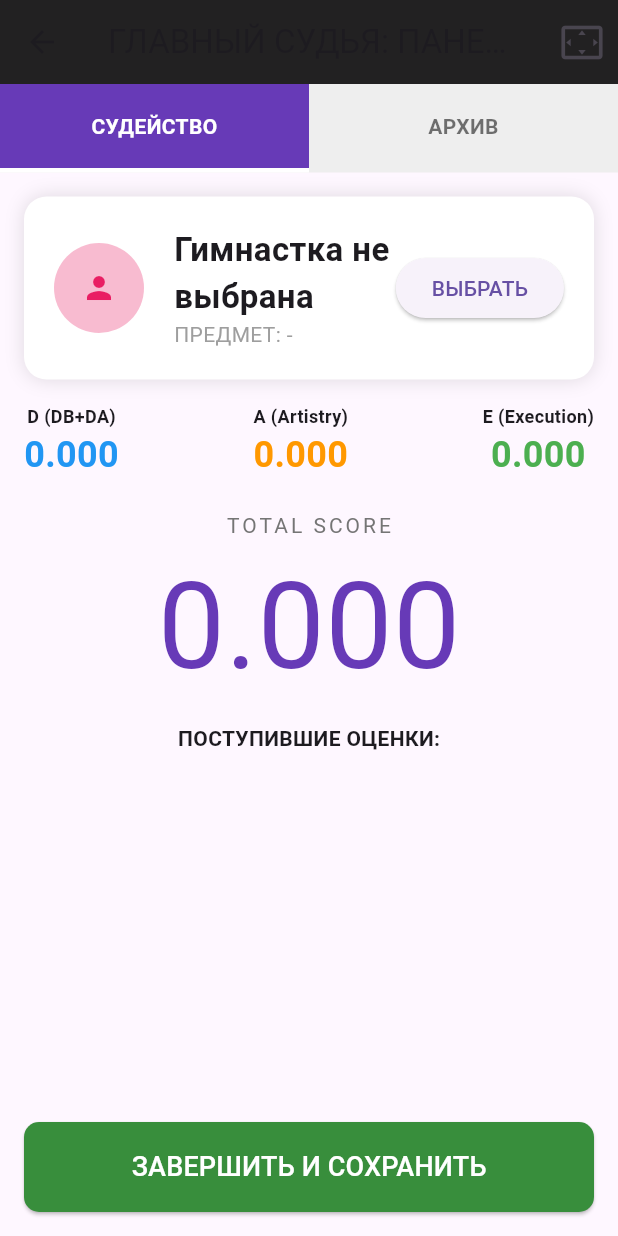
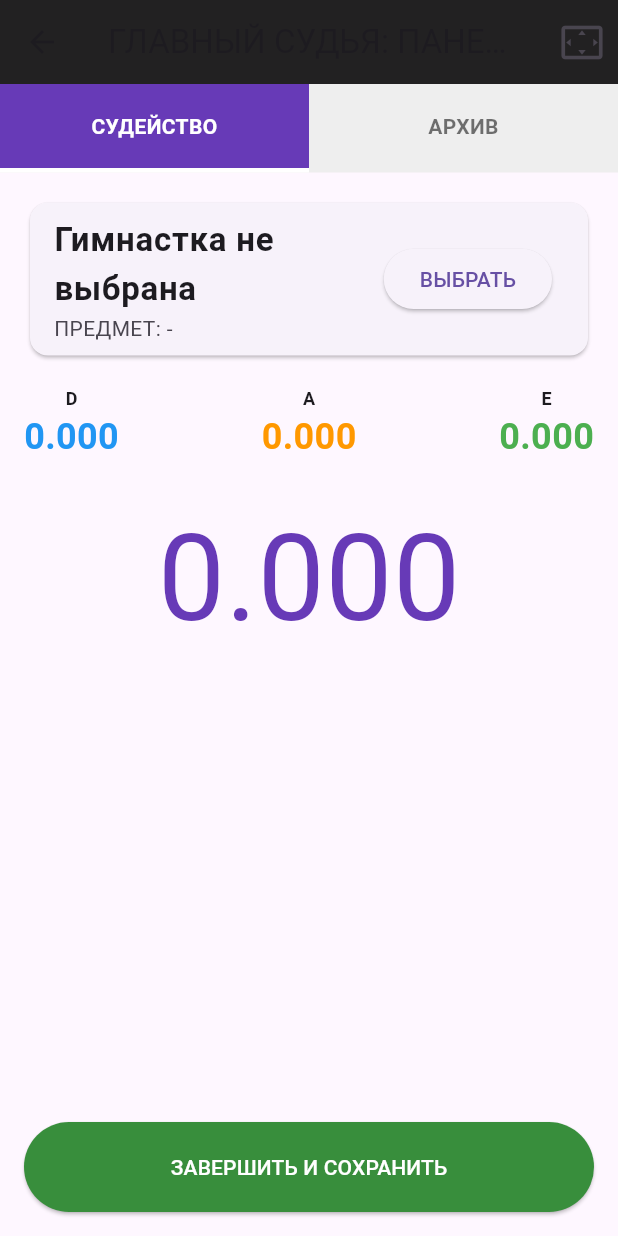
Before and after one commit to Benzokz/rg_judging_fig, a Flutter app: the HeadJudgeScreen screen opened directly, on a phone screen of 412 x 824 dp. Run offline on Flutter 3.47's test engine with Material 3 defaults, Android fonts, the phone set to English and light mode, and no system bars; our stand-ins replace cloud_firestore, firebase_core, web; missing offline and left inert: dart:js_interop, excel; accounts and stored records are empty; statements that could not run were skipped.

Commit message:
fix: combined head judge logic and fixed imports

```diff
--- a/lib/screens/head_judge_screen.dart
+++ b/lib/screens/head_judge_screen.dart
@@ -1,4 +1,4 @@
-import 'package:flutter/material.dart';
+import 'package:flutter/material.dart' hide Border;
 import 'package:cloud_firestore/cloud_firestore.dart';
 import 'package:excel/excel.dart' hide Border;
 import 'dart:typed_data';
@@ -16,7 +16,29 @@ class HeadJudgeScreen extends StatefulWidget {
 class _HeadJudgeScreenState extends State<HeadJudgeScreen> {
   int _currentTab = 0;
 
-  // Выбор гимнастки из базы и автоматическая отправка в Firestore
+  // Метод для выгрузки Excel
+  void _downloadExcel(Map<String, dynamic> data) {
+    var excel = Excel.createExcel();
+    Sheet sheet = excel['Протокол'];
+    sheet.appendRow([TextCellValue('ПРОТОКОЛ РЕЗУЛЬТАТОВ')]);
+    sheet.appendRow([TextCellValue('Гимнастка: ${data['gymnastName']}')]);
+    sheet.appendRow([TextCellValue('Предмет: ${data['apparatus']}')]);
+    sheet.appendRow([TextCellValue('D: ${data['finalD']}')]);
+    sheet.appendRow([TextCellValue('A: ${data['finalA']}')]);
+    sheet.appendRow([TextCellValue('E: ${data['finalE']}')]);
+    sheet.appendRow([TextCellValue('ИТОГО: ${data['total']}')]);
+
+    final bytes = excel.encode()!;
+    final content = Uint8List.fromList(bytes).toJS;
+    final blob = web.Blob([content].toJS);
+    final url = web.URL.createObjectURL(blob);
+    final anchor = web.document.createElement('a') as web.HTMLAnchorElement;
+    anchor.href = url;
+    anchor.download = "Protocol_${data['gymnastName']}.xlsx";
+    anchor.click();
+    web.URL.revokeObjectURL(url);
+  }
+
   void _selectGymnast() {
     showDialog(
       context: context,
@@ -39,10 +61,9 @@ class _HeadJudgeScreenState extends State<HeadJudgeScreen> {
                     title: Text(data['fullName'] ?? ''),
                     subtitle: Text(data['school'] ?? ''),
                     onTap: () async {
-                      // Автоматически обновляем данные в "current" для всех экранов
                       await FirebaseFirestore.instance.collection('routines').doc('current').set({
                         'gymnastName': data['fullName'],
-                        'apparatus': 'Обруч', // По умолчанию, можно расширить выбор
+                        'apparatus': 'Обруч',
                         'region': data['region'] ?? '',
                       }, SetOptions(merge: true));
                       Navigator.pop(context);
@@ -57,15 +78,12 @@ class _HeadJudgeScreenState extends State<HeadJudgeScreen> {
     );
   }
 
-  // Срезка оценок по правилам FIG (ср. арифм. без min/max)
   double _calculateFigScore(List<double> scores) {
     if (scores.isEmpty) return 0.0;
     if (scores.length <= 2) return scores.reduce((a, b) => a + b) / scores.length;
-
     List<double> sorted = List.from(scores)..sort();
-    sorted.removeAt(0); // Удаляем минимальную
-    sorted.removeLast(); // Удаляем максимальную
-
+    sorted.removeAt(0);
+    sorted.removeLast();
     return sorted.reduce((a, b) => a + b) / sorted.length;
   }
 
@@ -82,11 +100,9 @@ class _HeadJudgeScreenState extends State<HeadJudgeScreen> {
       'date': FieldValue.serverTimestamp(),
     });
 
-    // Очистка текущих баллов
     final scores = await FirebaseFirestore.instance.collection('routines').doc('current').collection('scores').get();
     for (var doc in scores.docs) { await doc.reference.delete(); }
 
-    // Сброс статуса
     await FirebaseFirestore.instance.collection('routines').doc('current').update({
       'gymnastName': 'Ожидание...',
       'apparatus': '-',
@@ -156,7 +172,6 @@ class _HeadJudgeScreenState extends State<HeadJudgeScreen> {
               grouped.putIfAbsent(data['role'], () => []).add((data['score'] as num).toDouble());
             }
 
-            // РАСЧЕТ ПО FIG 2025-2028
             double dFinal = _calculateFigScore(grouped['DB'] ?? []) + _calculateFigScore(grouped['DA'] ?? []);
             double aFinal = _calculateFigScore(grouped['A'] ?? []);
             double eFinal = _calculateFigScore(grouped['E'] ?? []);
@@ -164,82 +179,47 @@ class _HeadJudgeScreenState extends State<HeadJudgeScreen> {
 
             return Column(
               children: [
-                // Карточка гимнастки (Сюда данные прилетают АВТОМАТОМ после выбора)
                 Padding(
                   padding: const EdgeInsets.all(16),
-                  child: Container(
-                    padding: const EdgeInsets.all(20),
-                    decoration: BoxDecoration(
-                      color: Colors.white,
-                      borderRadius: BorderRadius.circular(15),
-                      boxShadow: [BoxShadow(color: Colors.black12, blurRadius: 10)],
-                    ),
-                    child: Row(
-                      children: [
-                        CircleAvatar(radius: 30, backgroundColor: Colors.pink[100], child: const Icon(Icons.person, color: Colors.pink)),
-                        const SizedBox(width: 20),
-                        Expanded(child: Column(
-                          crossAxisAlignment: CrossAxisAlignment.start,
-                          children: [
-                            Text(gymnastName, style: const TextStyle(fontSize: 22, fontWeight: FontWeight.bold)),
-                            Text("ПРЕДМЕТ: $apparatus", style: const TextStyle(color: Colors.grey)),
-                          ],
-                        )),
-                        ElevatedButton(onPressed: _selectGymnast, child: const Text("ВЫБРАТЬ")),
-                      ],
+                  child: Card(
+                    child: ListTile(
+                      title: Text(gymnastName, style: const TextStyle(fontSize: 22, fontWeight: FontWeight.bold)),
+                      subtitle: Text("ПРЕДМЕТ: $apparatus"),
+                      trailing: ElevatedButton(onPressed: _selectGymnast, child: const Text("ВЫБРАТЬ")),
                     ),
                   ),
                 ),
-
-                // ТОТАЛ И РАСШИФРОВКА
                 Padding(
                   padding: const EdgeInsets.symmetric(horizontal: 16),
                   child: Row(
                     mainAxisAlignment: MainAxisAlignment.spaceBetween,
                     children: [
-                      _scoreBox("D (DB+DA)", dFinal, Colors.blue),
-                      _scoreBox("A (Artistry)", aFinal, Colors.orange),
-                      _scoreBox("E (Execution)", eFinal, Colors.green),
+                      _scoreBox("D", dFinal, Colors.blue),
+                      _scoreBox("A", aFinal, Colors.orange),
+                      _scoreBox("E", eFinal, Colors.green),
                     ],
                   ),
                 ),
-
                 const SizedBox(height: 20),
-                Text("TOTAL SCORE", style: TextStyle(color: Colors.grey[600], letterSpacing: 2)),
                 Text(total.toStringAsFixed(3), style: const TextStyle(fontSize: 80, fontWeight: FontWeight.black, color: Colors.deepPurple)),
-
-                // Список судей в реальном времени
-                const Padding(
-                  padding: EdgeInsets.all(8.0),
-                  child: Text("ПОСТУПИВШИЕ ОЦЕНКИ:", style: TextStyle(fontWeight: FontWeight.bold)),
-                ),
                 Expanded(
                   child: ListView.builder(
                     itemCount: docs.length,
                     itemBuilder: (context, i) {
                       final data = docs[i].data() as Map<String, dynamic>;
-                      return Card(
-                        margin: const EdgeInsets.symmetric(horizontal: 16, vertical: 4),
-                        child: ListTile(
-                          dense: true,
-                          title: Text("Судья ${data['role']}"),
-                          trailing: Text("${data['score']}", style: const TextStyle(fontWeight: FontWeight.bold, fontSize: 18)),
-                        ),
+                      return ListTile(
+                        title: Text("Судья ${data['role']}"),
+                        trailing: Text("${data['score']}", style: const TextStyle(fontWeight: FontWeight.bold)),
                       );
                     },
                   ),
                 ),
-
                 Padding(
                   padding: const EdgeInsets.all(16),
                   child: ElevatedButton(
-                    style: ElevatedButton.styleFrom(
-                      backgroundColor: Colors.green[700],
-                      minimumSize: const Size(double.infinity, 60),
-                      shape: RoundedRectangleBorder(borderRadius: BorderRadius.circular(10))
-                    ),
+                    style: ElevatedButton.styleFrom(backgroundColor: Colors.green[700], minimumSize: const Size(double.infinity, 60)),
                     onPressed: () => _finishPerformance(gymnastName, apparatus, dFinal, aFinal, eFinal, total),
-                    child: const Text("ЗАВЕРШИТЬ И СОХРАНИТЬ", style: TextStyle(fontSize: 18, color: Colors.white)),
+                    child: const Text("ЗАВЕРШИТЬ И СОХРАНИТЬ", style: TextStyle(color: Colors.white)),
                   ),
                 )
               ],
@@ -265,11 +245,18 @@ class _HeadJudgeScreenState extends State<HeadJudgeScreen> {
         return ListView.builder(
           itemCount: snap.data!.docs.length,
           itemBuilder: (context, i) {
-            final d = snap.data!.docs[i].data() as Map<String, dynamic>;
+            final doc = snap.data!.docs[i];
+            final d = doc.data() as Map<String, dynamic>;
             return ListTile(
               title: Text(d['gymnastName']),
               subtitle: Text(d['apparatus']),
-              trailing: Text(d['total'].toStringAsFixed(3), style: const TextStyle(fontWeight: FontWeight.bold, color: Colors.deepPurple)),
+              trailing: Row(
+                mainAxisSize: MainAxisSize.min,
+                children: [
+                  Text(d['total'].toStringAsFixed(3), style: const TextStyle(fontWeight: FontWeight.bold)),
+                  IconButton(icon: const Icon(Icons.download), onPressed: () => _downloadExcel(d)),
+                ],
+              ),
             );
           },
         );
```
